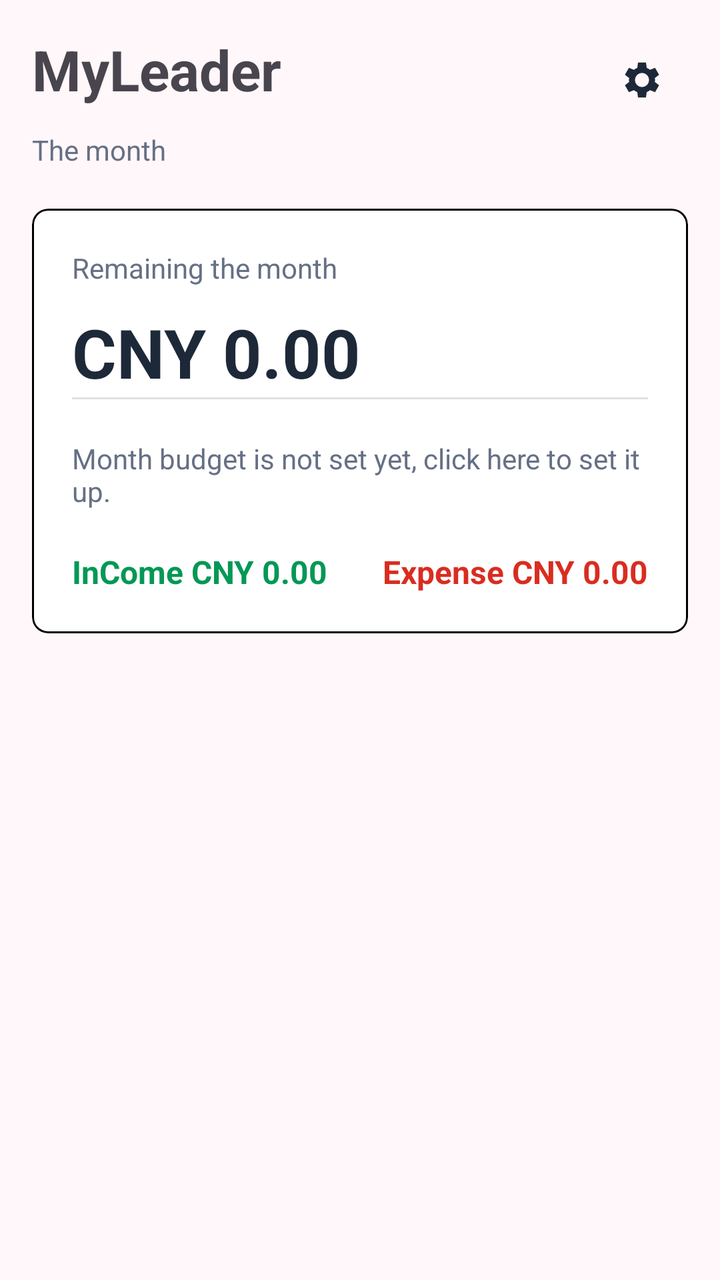
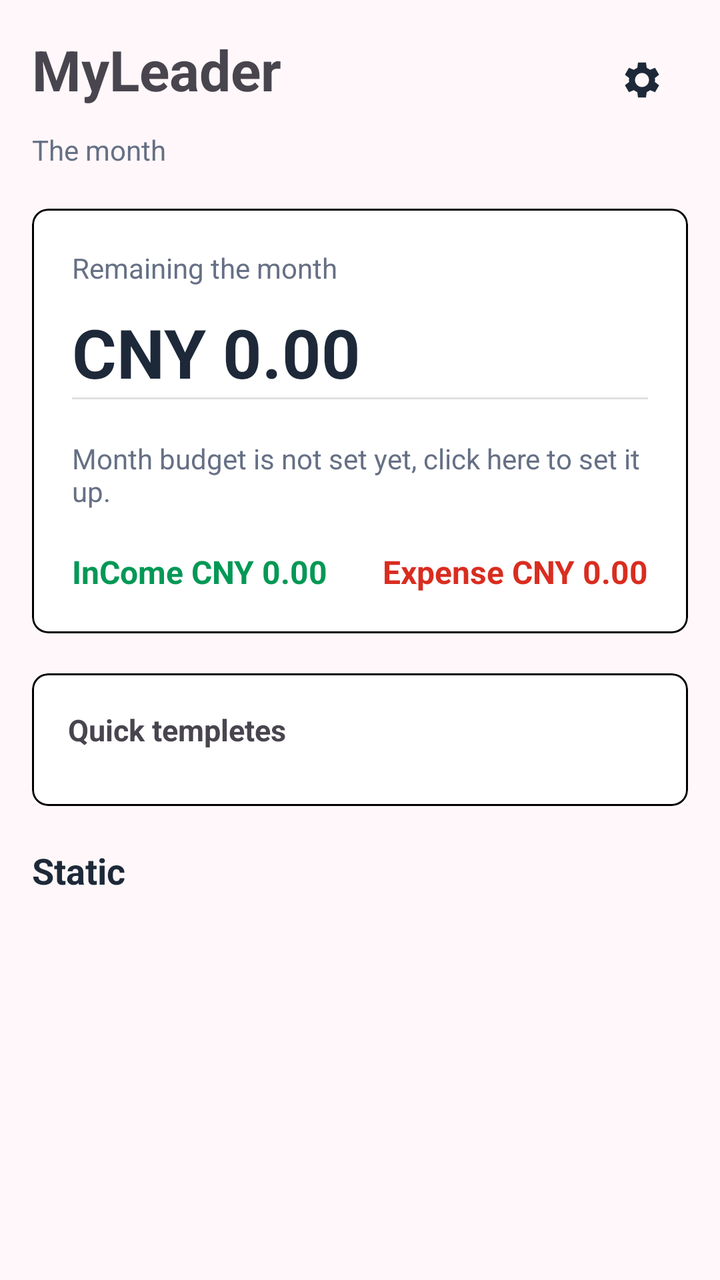

The first picture is an Android layout as it rendered before a commit; the second is the same layout after the commit. The layout source and the unified diff follow.
<!-- AndroidManifest.xml: application theme Theme.AccountApp -->
<!-- res/layout/activity_main.xml -->
<?xml version="1.0" encoding="utf-8"?>
<androidx.constraintlayout.widget.ConstraintLayout xmlns:android="http://schemas.android.com/apk/res/android"
    xmlns:app="http://schemas.android.com/apk/res-auto"
    xmlns:tools="http://schemas.android.com/tools"
    android:id="@+id/main"
    android:background="@color/app_background"
    android:layout_width="match_parent"
    android:layout_height="match_parent"
    tools:context=".MainActivity">
    <ScrollView
        android:id="@+id/mian_scroll_view"
        android:layout_width="match_parent"
        android:layout_height="0dp"
        android:fillViewport="true"
        app:layout_constraintLeft_toLeftOf="parent"
        app:layout_constraintRight_toRightOf="parent"
        app:layout_constraintBottom_toBottomOf="parent"
        app:layout_constraintTop_toTopOf="parent">
        <androidx.constraintlayout.widget.ConstraintLayout
            android:id="@+id/main_content"
            android:layout_width="match_parent"
            android:layout_height="wrap_content"
            android:paddingStart="16dp"
            android:paddingTop="16dp"
            android:paddingEnd="16dp"
            android:paddingBottom="16dp">
            <LinearLayout
                android:id="@+id/pageColumn"
                android:layout_width="0dp"
                android:layout_height="wrap_content"
                android:orientation="vertical"
                app:layout_constraintStart_toStartOf="parent"
                app:layout_constraintEnd_toEndOf="parent"
                app:layout_constraintTop_toTopOf="parent">
                <androidx.constraintlayout.widget.ConstraintLayout
                    android:id="@+id/homeHeader"
                    android:layout_width="match_parent"
                    android:layout_height="wrap_content">
                    <ImageButton
                        android:id="@+id/home_setting"
                        android:layout_width="48dp"
                        android:layout_height="48dp"
                        android:background="?attr/selectableItemBackground"
                        android:contentDescription="Setings"
                        android:padding="12dp"
                        app:layout_constraintEnd_toEndOf="parent"
                        app:layout_constraintTop_toTopOf="parent"
                        app:srcCompat="@drawable/ic_settings"
                        app:tint="@color/text_primary">

                    </ImageButton>
                    <TextView
                        android:id="@+id/titleText"
                        android:layout_width="0dp"
                        android:layout_height="wrap_content"
                        android:layout_marginEnd="12dp"
                        android:text="MyLeader"
                        android:textSize="28dp"
                        android:textStyle="bold"
                        app:layout_constraintStart_toStartOf="parent"
                        app:layout_constraintEnd_toStartOf="@id/home_setting"
                        app:layout_constraintTop_toTopOf="parent">
                    </TextView>
                    <TextView
                        android:layout_width="0dp"
                        android:layout_height="wrap_content"
                        android:text="The month"
                        android:textSize="14sp"
                        android:textColor="@color/text_secondary"
                        android:layout_marginTop="12dp"
                        android:layout_marginEnd="12dp"
                        app:layout_constraintTop_toBottomOf="@id/titleText"
                        app:layout_constraintEnd_toStartOf="@id/home_setting"
                        app:layout_constraintStart_toStartOf="parent">

                    </TextView>
                </androidx.constraintlayout.widget.ConstraintLayout>

                <com.google.android.material.card.MaterialCardView
                    android:id="@+id/summaryCard"
                    android:layout_width="match_parent"
                    android:layout_height="wrap_content"
                    android:layout_marginTop="20dp"
                    app:cardBackgroundColor="@color/white"
                    app:cardCornerRadius="8dp"
                    app:cardElevation="0dp"
                    app:strokeColor="@color/black"
                    app:strokeWidth="1dp">
                    <LinearLayout
                        android:layout_width="match_parent"
                        android:layout_height="wrap_content"
                        android:orientation="vertical"
                        android:padding="20dp">

                        <TextView
                            android:layout_width="match_parent"
                            android:layout_height="wrap_content"
                            android:text="Remaining the month"
                            android:textColor="@color/text_secondary"
                            android:textSize="14sp">
                        </TextView>
                        <TextView
                            android:layout_width="match_parent"
                            android:layout_height="wrap_content"
                            android:layout_marginTop="10dp"
                            android:text="CNY 0.00"
                            android:textColor="@color/text_primary"
                            android:textSize="34sp"
                            android:textStyle="bold">

                        </TextView>
                        <View
                            android:layout_width="match_parent"
                            android:layout_height="1dp"
                            android:background="#E0E0E0"/>
                        <TextView
                            android:layout_width="match_parent"
                            android:layout_height="wrap_content"
                            android:layout_marginTop="20dp"
                            android:text="Month budget is not set yet, click here to set it up."
                            android:textColor="@color/text_secondary"
                            android:textSize="14sp">

                        </TextView>
                        <LinearLayout
                            android:layout_width="match_parent"
                            android:layout_height="wrap_content"
                            android:layout_marginTop="20dp"
                            android:orientation="horizontal">
                            <TextView
                                android:layout_width="0dp"
                                android:layout_height="wrap_content"
                                android:layout_weight="1"
                                android:text="InCome CNY 0.00"
                                android:textSize="16sp"
                                android:textStyle="bold"
                                android:textColor="@color/income">

                            </TextView>
                            <TextView
                                android:layout_width="0dp"
                                android:layout_height="wrap_content"
                                android:layout_weight="1"
                                android:text="Expense CNY 0.00"
                                android:textSize="16sp"
                                android:textStyle="bold"
                                android:textColor="@color/expense"
                                android:gravity="end">

                            </TextView>
                        </LinearLayout>
                    </LinearLayout>
                </com.google.android.material.card.MaterialCardView>
            </LinearLayout>
        </androidx.constraintlayout.widget.ConstraintLayout>
        
    </ScrollView>



</androidx.constraintlayout.widget.ConstraintLayout>
<!-- resources referenced by this layout -->
<resources>
  <color name="app_background">#FFF7F9</color>
  <color name="black">#FF000000</color>
  <color name="expense">#D92D20</color>
  <color name="income">#039855</color>
  <color name="text_primary">#1D2939</color>
  <color name="text_secondary">#667085</color>
  <color name="white">#FFFFFFFF</color>
  <!-- drawable ic_settings (drawable) -->
  <vector xmlns:android="http://schemas.android.com/apk/res/android"
      android:width="24dp"
      android:height="24dp"
      android:viewportWidth="24"
      android:viewportHeight="24">
      <path
          android:fillColor="@color/text_primary"
          android:pathData="M19.43,12.98C19.47,12.66 19.5,12.34 19.5,12C19.5,11.66 19.47,11.33 19.42,11.02L21.54,9.37L19.54,5.91L17.04,6.91C16.52,6.51 15.96,6.18 15.35,5.92L15,3.25H11L10.65,5.92C10.04,6.18 9.48,6.52 8.96,6.91L6.46,5.91L4.46,9.37L6.58,11.02C6.53,11.33 6.5,11.66 6.5,12C6.5,12.34 6.53,12.66 6.57,12.98L4.46,14.63L6.46,18.09L8.96,17.09C9.48,17.49 10.04,17.82 10.65,18.08L11,20.75H15L15.35,18.08C15.96,17.82 16.52,17.48 17.04,17.09L19.54,18.09L21.54,14.63L19.43,12.98ZM13,15.5C11.07,15.5 9.5,13.93 9.5,12C9.5,10.07 11.07,8.5 13,8.5C14.93,8.5 16.5,10.07 16.5,12C16.5,13.93 14.93,15.5 13,15.5Z" />
  </vector>
  <style name="Theme.AccountApp" parent="Base.Theme.AccountApp" />
  <style name="Base.Theme.AccountApp" parent="Theme.Material3.DayNight.NoActionBar">
          
          
          <item name="android:navigationBarColor">@android:color/transparent</item>
          <item name="android:windowLightNavigationBar">false</item>
      </style>
</resources>

<!-- the commit's change to res/layout/activity_main.xml (unified diff, before → after) -->
@@ -151,6 +151,60 @@
                         </LinearLayout>
                     </LinearLayout>
                 </com.google.android.material.card.MaterialCardView>
+
+                <com.google.android.material.card.MaterialCardView
+                    android:layout_width="match_parent"
+                    android:layout_height="wrap_content"
+                    android:layout_marginTop="20dp"
+                    app:cardBackgroundColor="@color/white"
+                    app:cardCornerRadius="8dp"
+                    app:cardElevation="0dp"
+                    app:strokeColor="@color/black"
+                    app:strokeWidth="1dp">
+                    <LinearLayout
+                        android:layout_width="match_parent"
+                        android:layout_height="wrap_content"
+                        android:orientation="vertical"
+                        android:padding="18dp">
+                        <TextView
+                            android:layout_width="match_parent"
+                            android:layout_height="wrap_content"
+                            android:text="Quick templetes"
+                            android:textSize="15sp"
+                            android:textStyle="bold">
+
+                        </TextView>
+                        <HorizontalScrollView
+                            android:layout_width="match_parent"
+                            android:layout_height="wrap_content"
+                            android:layout_marginTop="10dp"
+                            android:scrollbars="none">
+                            <LinearLayout
+                                android:layout_width="wrap_content"
+                                android:layout_height="wrap_content"
+                                android:orientation="horizontal">
+                            </LinearLayout>
+
+                        </HorizontalScrollView>
+                    </LinearLayout>
+                </com.google.android.material.card.MaterialCardView>
+                <TextView
+                    android:layout_width="match_parent"
+                    android:layout_height="wrap_content"
+                    android:layout_marginTop="20dp"
+                    android:text="Static"
+                    android:textColor="@color/text_primary"
+                    android:textSize="18sp"
+                    android:textStyle="bold">
+
+                </TextView>
+                <LinearLayout
+                    android:layout_width="match_parent"
+                    android:layout_height="wrap_content"
+                    android:layout_marginTop="12dp"
+                    android:orientation="horizontal">
+
+                </LinearLayout>
             </LinearLayout>
         </androidx.constraintlayout.widget.ConstraintLayout>
         
